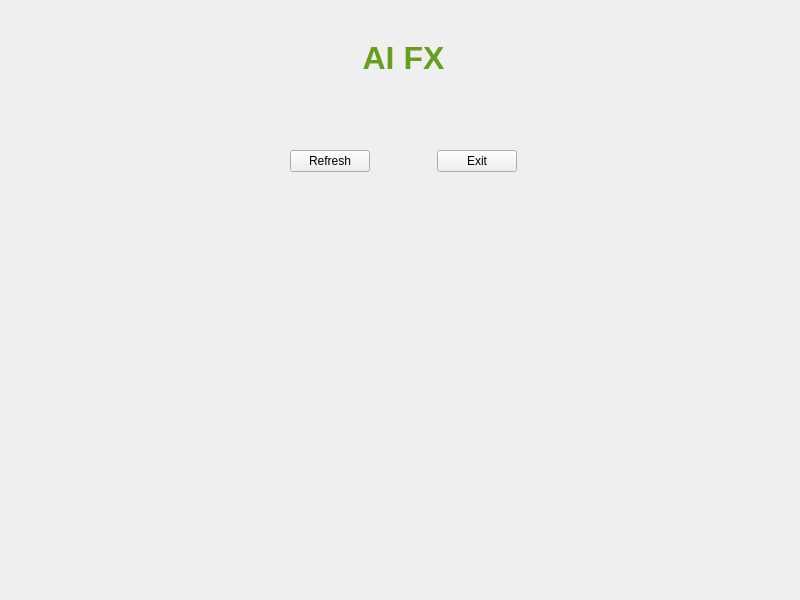
Above: aifx/form.ui from NadimGhaznavi/aifx before the change. Below: the same form after it.
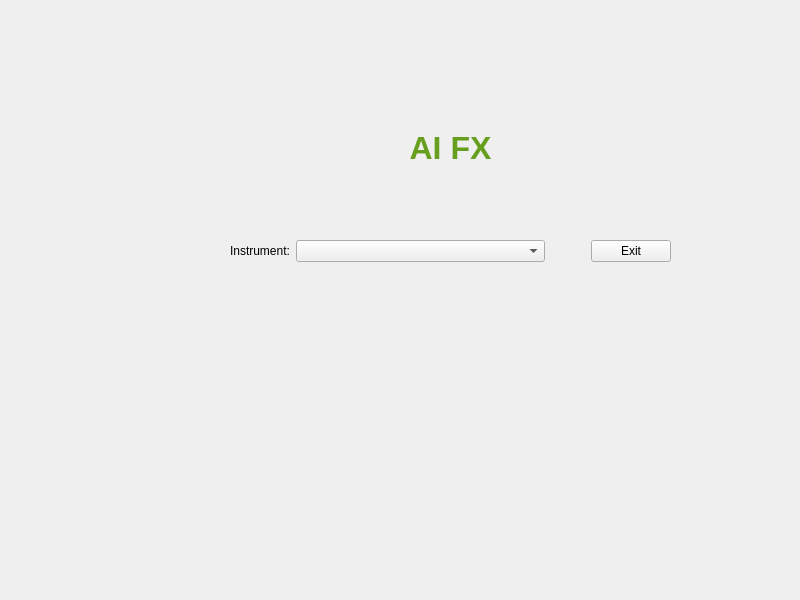
That is the form after the change.

```diff
--- a/aifx/form.ui
+++ b/aifx/form.ui
@@ -16,9 +16,9 @@
   <widget class="QWidget" name="">
    <property name="geometry">
     <rect>
-     <x>290</x>
-     <y>40</y>
-     <width>227</width>
+     <x>220</x>
+     <y>130</y>
+     <width>461</width>
      <height>132</height>
     </rect>
    </property>
@@ -28,9 +28,6 @@
       <property name="text">
        <string>&lt;html&gt;&lt;head/&gt;&lt;body&gt;&lt;p align=&quot;center&quot;&gt;&lt;span style=&quot; font-size:24pt; font-weight:700; color:#669f1e;&quot;&gt;AI FX&lt;/span&gt;&lt;/p&gt;&lt;/body&gt;&lt;/html&gt;</string>
       </property>
-      <property name="textFormat">
-       <enum>Qt::RichText</enum>
-      </property>
      </widget>
     </item>
     <item>
@@ -47,16 +44,35 @@
      </spacer>
     </item>
     <item>
-     <layout class="QHBoxLayout" name="horizontalLayout">
+     <layout class="QHBoxLayout" name="horizontalLayout_3" stretch="0,1,0,0">
+      <property name="leftMargin">
+       <number>10</number>
+      </property>
+      <property name="topMargin">
+       <number>0</number>
+      </property>
+      <property name="rightMargin">
+       <number>10</number>
+      </property>
       <item>
-       <widget class="QPushButton" name="refreshButton">
+       <widget class="QLabel" name="lbl_instrument">
         <property name="text">
-         <string>Refresh</string>
+         <string>Instrument:</string>
         </property>
        </widget>
       </item>
       <item>
-       <spacer name="horizontalSpacer">
+       <widget class="QComboBox" name="cb_instrument">
+        <property name="sizePolicy">
+         <sizepolicy hsizetype="Expanding" vsizetype="Fixed">
+          <horstretch>0</horstretch>
+          <verstretch>0</verstretch>
+         </sizepolicy>
+        </property>
+       </widget>
+      </item>
+      <item>
+       <spacer name="hspace">
         <property name="orientation">
          <enum>Qt::Horizontal</enum>
         </property>
```
Left out of the diff: 4 changed lines with no effect on the pictures.
